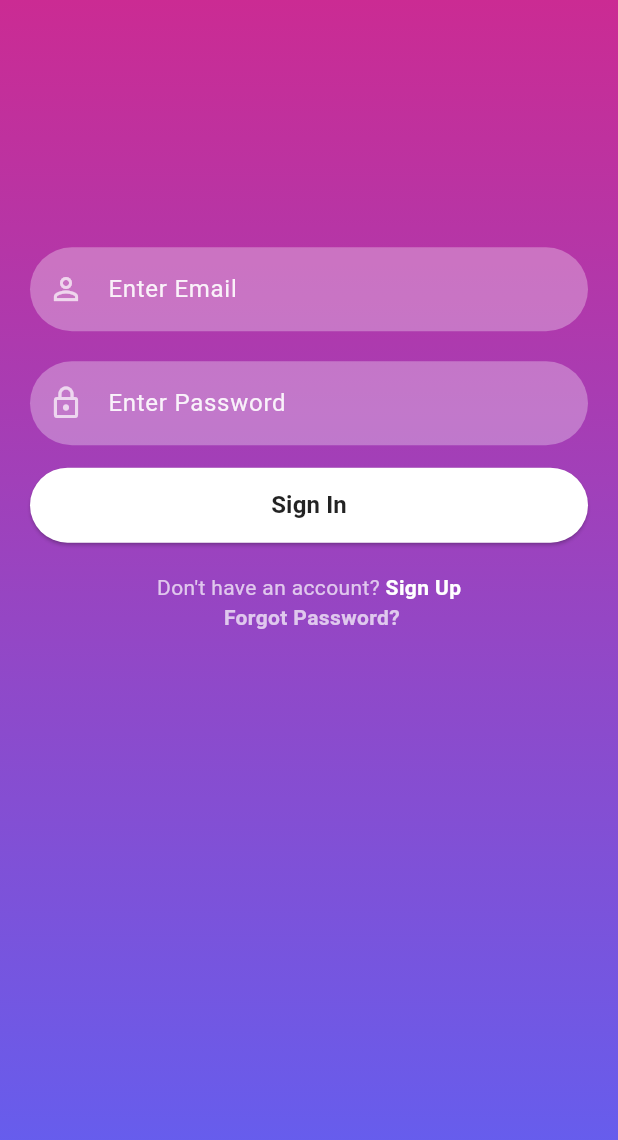
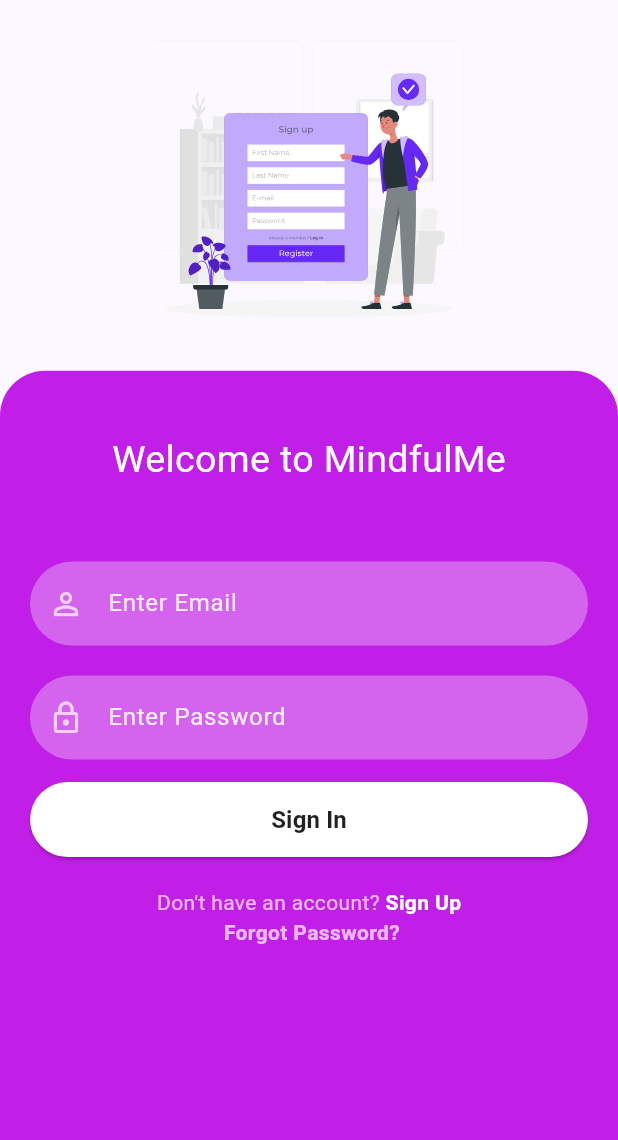
Before and after one commit to ayush4403/mentalhealth, a Flutter app: the screen it shows after launch, on a phone screen of 412 x 824 dp. Shown: the top 1140 px of the screen. Run offline on Flutter 3.47's test engine with Material 3 defaults, Android fonts, the phone set to English and light mode, and no system bars; our stand-ins replace firebase_auth, firebase_core, flutter_svg; accounts and stored records are empty.

Commit message:
UI signin.dart

```diff
--- a/myapp/lib/main.dart
+++ b/myapp/lib/main.dart
@@ -37,7 +37,7 @@
         // This works for code too, not just values: Most code changes can be
         // tested with just a hot reload.
         colorScheme:
-            ColorScheme.fromSeed(seedColor: Color.fromARGB(255, 58, 183, 179)),
+            ColorScheme.fromSeed(seedColor: Color.fromARGB(255, 40, 48, 247)),
         useMaterial3: true,
       ),
       debugShowCheckedModeBanner: false,
--- a/myapp/lib/signin.dart
+++ b/myapp/lib/signin.dart
@@ -1,12 +1,11 @@
 import 'package:myapp/home.dart';
-
 import '../resetpassword.dart';
 import '../signup.dart';
 import 'package:flutter/material.dart';
 import 'package:firebase_auth/firebase_auth.dart';
 import '../reusable_widgets/reusable_widgets.dart';
+import 'package:flutter_svg/flutter_svg.dart';
 import '../utils/color_utils.dart';
-
 
 class SignInScreen extends StatefulWidget {
   const SignInScreen({Key? key}) : super(key: key);
@@ -29,17 +28,15 @@ class _SignInScreenState extends State<SignInScreen> {
       ),
     );
   }
+
   Future<void> _handleSignIn() async {
-
-      final UserCredential userCredential = await FirebaseAuth.instance
-          .signInWithEmailAndPassword(
+    final UserCredential userCredential =
+        await FirebaseAuth.instance.signInWithEmailAndPassword(
       email: _emailTextController.text,
       password: _passwordTextController.text,
     );
 
     final User? user = userCredential.user;
-
-
 
     Navigator.push(
       context,
@@ -47,50 +44,74 @@ class _SignInScreenState extends State<SignInScreen> {
         builder: (context) => HomePage(),
       ),
     );
-
-
   }
-
-
-
-
 
   @override
   Widget build(BuildContext context) {
     return Scaffold(
-      body: Container(
-        width: MediaQuery.of(context).size.width,
-        height: MediaQuery.of(context).size.height,
+      body: Padding(
+        padding: const EdgeInsets.only(top: 0.0),
+        child: Column(
+          children: <Widget>[
+
+            SvgPicture.asset(
+              'assets/Sign_in.svg',
+              width: MediaQuery.of(context).size.width, // Adjust the width as needed
+              height:MediaQuery.of(context).size.height*0.3 , // Adjust the height as needed
+            ),
+            Container(
+              width:  MediaQuery.of(context).size.width,
+              height: MediaQuery.of(context).size.height*0.7,
               decoration: BoxDecoration(
-          gradient: LinearGradient(colors: [
-            hexStringToColor("CB2B93"),
-            hexStringToColor("9546C4"),
-            hexStringToColor("5E61F4")
-          ], begin: Alignment.topCenter, end: Alignment.bottomCenter),
+                color: Color.fromARGB(255, 193, 31, 231),
+                borderRadius: BorderRadius.only(
+                  topLeft: Radius.circular(30.0),
+                  topRight: Radius.circular(30.0),
+                ),
               ),
               child: SingleChildScrollView(
                 child: Padding(
                   padding: EdgeInsets.fromLTRB(
-                20, MediaQuery.of(context).size.height * 0.2, 20, 0),
+                      20, MediaQuery.of(context).size.width * 0.1, 20, 0),
                   child: Column(
                     children: <Widget>[
-                reusableTextField("Enter Email", Icons.person_outline, false,
-                    _emailTextController, TextInputType.emailAddress),
+                      const Text(
+                          'Welcome to MindfulMe',
+                        style: TextStyle(
+                          color: Colors.white,
+                          fontSize: 25
+                        ),
+                      ),
+                      const SizedBox(
+                        height: 50,
+                      ),
+                      reusableTextField(
+                          "Enter Email",
+                          Icons.person_outline,
+                          false,
+                          _emailTextController,
+                          TextInputType.emailAddress),
                       const SizedBox(
                         height: 20,
                       ),
-                reusableTextField("Enter Password", Icons.lock_outline, true,
-                    _passwordTextController, TextInputType.visiblePassword),
+                      reusableTextField(
+                          "Enter Password",
+                          Icons.lock_outline,
+                          true,
+                          _passwordTextController,
+                          TextInputType.visiblePassword),
                       const SizedBox(
                         height: 5,
                       ),
-
                       firebaseUIButton(context, "Sign In", _handleSignIn),
                       signUpOption(),
-                forgotPasswordOption()
+                      forgotPasswordOption(),
                     ],
                   ),
                 ),
+              ),
+            ),
+          ],
         ),
       ),
     );
--- a/myapp/pubspec.yaml
+++ b/myapp/pubspec.yaml
@@ -36,6 +36,7 @@ dependencies:
   cupertino_icons: ^1.0.2
   firebase_core: ^2.24.2
   firebase_auth: ^4.16.0
+  flutter_svg: ^2.0.9
 
 dev_dependencies:
   flutter_test:
@@ -56,6 +57,7 @@ dev_dependencies:
 flutter:
   assets:
     - assets/cerbotech.jpg
+    - assets/Sign_in.svg
 
   # The following line ensures that the Material Icons font is
   # included with your application, so that you can use the icons in
```
Also changed, not shown: myapp/lib/signup.dart (+10 -14 lines), myapp/assets/Sign_in.svg (added), myapp/pubspec.lock. Lines whose indentation alone changed are shown as unchanged.
